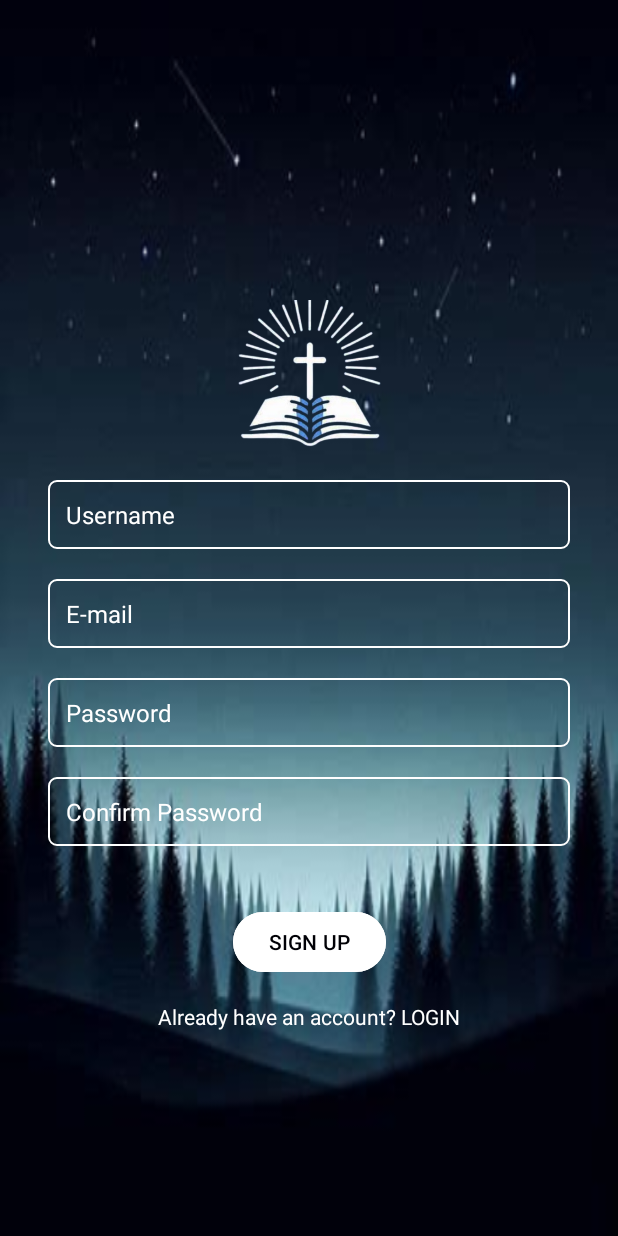
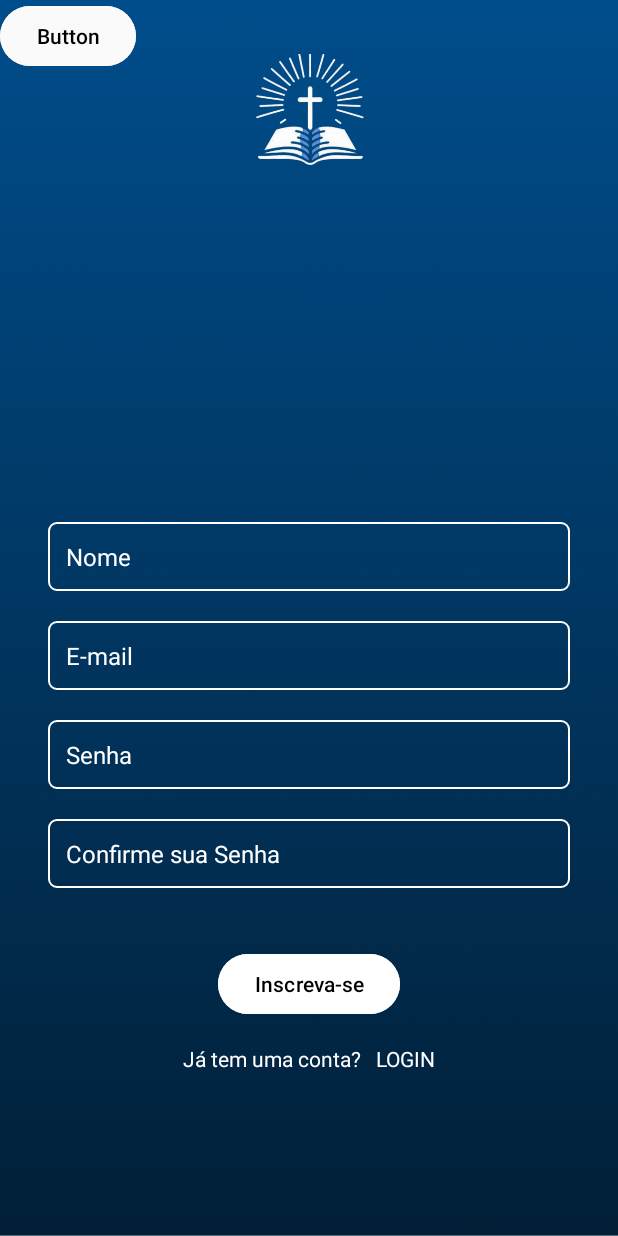
Before and after one commit to VannyMacedo/Livraria, an Android app: the MainActivityRegister screen opened directly, with no data from a screen before it, on a phone screen of 412 x 824 dp. Run offline under Robolectric (Android 15) with nearby library versions, the phone set to English and light mode, and no system bars; our stand-ins replace Firebase (no records; nobody signed in at launch, a user with empty details on screens opened directly).

Commit message:
Layout de Login e Cadastro.

```diff
--- a/app/src/main/res/layout/activity_register.xml
+++ b/app/src/main/res/layout/activity_register.xml
@@ -4,27 +4,48 @@
     xmlns:tools="http://schemas.android.com/tools"
     android:layout_width="match_parent"
     android:layout_height="match_parent"
-    android:background="@drawable/backgorund_ceu_azul_ii"
+    android:background="@drawable/FundoAz"
     tools:context=".MainActivityRegister">
 
     <!-- Logo ou imagem no topo -->
-    <ImageView
-        android:id="@+id/registerLogoImageView"
-        android:layout_width="100dp"
-        android:layout_height="100dp"
-        android:layout_marginTop="200dp"
-        android:layout_marginBottom="40dp"
-        android:contentDescription="@string/app_logo"
-        app:srcCompat="@drawable/sacrabooks"
-        app:layout_constraintTop_toTopOf="parent"
-        app:layout_constraintEnd_toEndOf="parent"
-        app:layout_constraintStart_toStartOf="parent"/>
 
     <!-- Campo Username -->
 
     <!-- Campo Email -->
+
+    <ImageView
+        android:id="@+id/registerLogoImageView"
+        android:layout_width="87dp"
+        android:layout_height="76dp"
+        android:layout_marginTop="36dp"
+        android:contentDescription="@string/app_logo"
+        app:layout_constraintEnd_toEndOf="parent"
+        app:layout_constraintStart_toStartOf="parent"
+        app:layout_constraintTop_toTopOf="parent"
+        app:srcCompat="@drawable/sacrabooks" />
+
     <EditText
         android:id="@+id/usernameEditText"
+        android:layout_width="0dp"
+        android:layout_height="wrap_content"
+        android:layout_marginStart="32dp"
+        android:layout_marginTop="236dp"
+        android:layout_marginEnd="32dp"
+        android:background="@drawable/edit_text_background"
+        android:drawablePadding="10dp"
+        android:hint="Nome"
+        android:inputType="text"
+        android:padding="12dp"
+        android:textColor="@android:color/white"
+        android:textColorHint="@android:color/white"
+        android:textSize="16sp"
+        app:layout_constraintEnd_toEndOf="parent"
+        app:layout_constraintHorizontal_bias="1.0"
+        app:layout_constraintStart_toStartOf="parent"
+        app:layout_constraintTop_toBottomOf="@+id/registerLogoImageView" />
+
+    <EditText
+        android:id="@+id/emailEditText"
         android:layout_width="0dp"
         android:layout_height="wrap_content"
         android:layout_marginStart="32dp"
@@ -32,75 +53,55 @@
         android:layout_marginEnd="32dp"
         android:background="@drawable/edit_text_background"
         android:drawablePadding="10dp"
-        android:hint="Username"
-        android:inputType="text"
+        android:hint="E-mail"
+        android:inputType="textEmailAddress"
         android:padding="12dp"
         android:textColor="@android:color/white"
         android:textColorHint="@android:color/white"
         android:textSize="16sp"
         app:layout_constraintEnd_toEndOf="parent"
-        app:layout_constraintHorizontal_bias="0.0"
         app:layout_constraintStart_toStartOf="parent"
-        app:layout_constraintTop_toBottomOf="@+id/registerLogoImageView" />
-
-    <EditText
-        android:id="@+id/emailEditText"
-        android:layout_width="0dp"
-        android:layout_height="wrap_content"
-        android:hint="E-mail"
-        android:textColor="@android:color/white"
-        android:textColorHint="@android:color/white"
-        android:drawablePadding="10dp"
-        android:padding="12dp"
-        android:background="@drawable/edit_text_background"
-        android:textSize="16sp"
-        android:inputType="textEmailAddress"
-        app:layout_constraintTop_toBottomOf="@+id/usernameEditText"
-        app:layout_constraintStart_toStartOf="parent"
-        app:layout_constraintEnd_toEndOf="parent"
-        android:layout_marginStart="32dp"
-        android:layout_marginEnd="32dp"
-        android:layout_marginTop="20dp"/>
+        app:layout_constraintTop_toBottomOf="@+id/usernameEditText" />
 
     <!-- Campo Senha -->
     <EditText
         android:id="@+id/passwordEditText"
         android:layout_width="0dp"
         android:layout_height="wrap_content"
-        android:hint="Password"
+        android:layout_marginStart="32dp"
+        android:layout_marginTop="20dp"
+        android:layout_marginEnd="32dp"
+        android:background="@drawable/edit_text_background"
+        android:drawablePadding="10dp"
+        android:hint="Senha"
+        android:inputType="textPassword"
+        android:padding="12dp"
         android:textColor="@android:color/white"
         android:textColorHint="@android:color/white"
-        android:drawablePadding="10dp"
-        android:padding="12dp"
-        android:background="@drawable/edit_text_background"
         android:textSize="16sp"
-        android:inputType="textPassword"
-        app:layout_constraintTop_toBottomOf="@+id/emailEditText"
+        app:layout_constraintEnd_toEndOf="parent"
         app:layout_constraintStart_toStartOf="parent"
-        app:layout_constraintEnd_toEndOf="parent"
-        android:layout_marginStart="32dp"
-        android:layout_marginEnd="32dp"
-        android:layout_marginTop="20dp"/>
+        app:layout_constraintTop_toBottomOf="@+id/emailEditText" />
 
     <!-- Campo Confirmar Senha -->
     <EditText
         android:id="@+id/confirmPasswordEditText"
         android:layout_width="0dp"
         android:layout_height="wrap_content"
-        android:hint="Confirm Password"
+        android:layout_marginStart="32dp"
+        android:layout_marginTop="20dp"
+        android:layout_marginEnd="32dp"
+        android:background="@drawable/edit_text_background"
+        android:drawablePadding="10dp"
+        android:hint="Confirme sua Senha"
+        android:inputType="textPassword"
+        android:padding="12dp"
         android:textColor="@android:color/white"
         android:textColorHint="@android:color/white"
-        android:drawablePadding="10dp"
-        android:padding="12dp"
-        android:background="@drawable/edit_text_background"
         android:textSize="16sp"
-        android:inputType="textPassword"
-        app:layout_constraintTop_toBottomOf="@+id/passwordEditText"
+        app:layout_constraintEnd_toEndOf="parent"
         app:layout_constraintStart_toStartOf="parent"
-        app:layout_constraintEnd_toEndOf="parent"
-        android:layout_marginStart="32dp"
-        android:layout_marginEnd="32dp"
-        android:layout_marginTop="20dp"/>
+        app:layout_constraintTop_toBottomOf="@+id/passwordEditText" />
 
     <!-- Botão de Registro -->
     <Button
@@ -111,23 +112,42 @@
         android:layout_marginTop="40dp"
         android:layout_marginEnd="32dp"
         android:backgroundTint="@color/white"
-        android:text="SIGN UP"
+        android:text="Inscreva-se"
         android:textColor="#000005"
         app:layout_constraintEnd_toEndOf="parent"
         app:layout_constraintStart_toStartOf="parent"
         app:layout_constraintTop_toBottomOf="@+id/confirmPasswordEditText" />
 
     <!-- Texto de Login (já tem conta?) -->
+
     <TextView
         android:id="@+id/loginTextView"
         android:layout_width="wrap_content"
         android:layout_height="wrap_content"
-        android:text="Already have an account? LOGIN"
+        android:layout_marginTop="16dp"
+        android:text="Já tem uma conta?   LOGIN"
         android:textColor="@android:color/white"
         android:textSize="14sp"
-        app:layout_constraintTop_toBottomOf="@+id/registerButton"
+        app:layout_constraintEnd_toEndOf="parent"
         app:layout_constraintStart_toStartOf="parent"
-        app:layout_constraintEnd_toEndOf="parent"
-        android:layout_marginTop="16dp"/>
+        app:layout_constraintTop_toBottomOf="@+id/registerButton" />
+
+    <ImageView
+        android:id="@+id/imageView5"
+        android:layout_width="140dp"
+        android:layout_height="126dp"
+        tools:layout_editor_absoluteX="135dp"
+        tools:layout_editor_absoluteY="137dp"
+        tools:srcCompat="@drawable/ic_person" />
+
+    <Button
+        android:id="@+id/button2"
+        android:layout_width="wrap_content"
+        android:layout_height="wrap_content"
+        android:backgroundTint="#FAFAFA"
+        android:textColor="#000005"
+        android:text="Button"
+        tools:layout_editor_absoluteX="162dp"
+        tools:layout_editor_absoluteY="276dp" />
 
 </androidx.constraintlayout.widget.ConstraintLayout>
```
Also changed, not shown: app/src/main/res/layout/activity_login.xml (+32 -33 lines), app/src/main/res/layout/activity_main.xml (+10 -7 lines), app/src/main/res/layout/activity_main_detalhes.xml (+34 -27 lines), app/src/main/res/drawable/FundoA.png (added), app/src/main/res/drawable/FundoAz.png (added).
